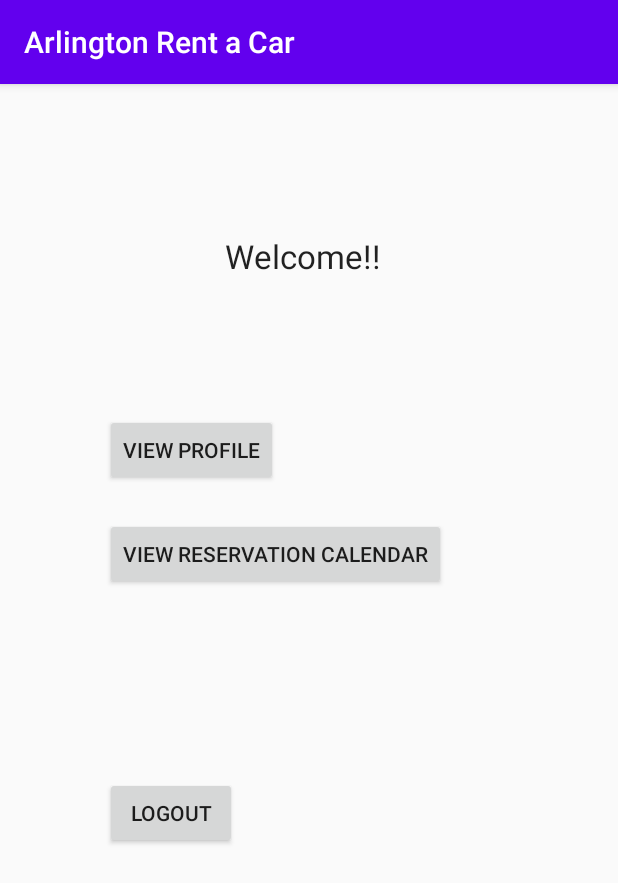
After one commit to sayali2812/Arlington-Rent-a-Car, an Android app: the ManagerHomeScreen screen opened directly, with no data from a screen before it, on a phone screen of 412 x 824 dp. The commit adds this screen. Shown: the top 883 px of the screen. Run offline under Robolectric (Android 15) with nearby library versions, the phone set to English and light mode, and no system bars.

Commit message:
Added manager home screen and DB

```diff
--- a/app/src/main/AndroidManifest.xml
+++ b/app/src/main/AndroidManifest.xml
@@ -9,10 +9,11 @@
         android:roundIcon="@mipmap/ic_launcher_round"
         android:supportsRtl="true"
         android:theme="@style/AppTheme">
+        <activity android:name=".ManagerHomeScreen"></activity>
         <activity
             android:name=".testactivity"
             android:label="@string/title_activity_testactivity"
-            android:theme="@style/AppTheme.NoActionBar"></activity>
+            android:theme="@style/AppTheme.NoActionBar" />
         <activity
             android:name=".MainActivity"
             android:label="@string/app_name"
--- /dev/null
+++ b/app/src/main/java/com/example/arlingtonrentacar/ManagerHomeScreen.java
@@ -0,0 +1,14 @@
+package com.example.arlingtonrentacar;
+
+import androidx.appcompat.app.AppCompatActivity;
+
+import android.os.Bundle;
+
+public class ManagerHomeScreen extends AppCompatActivity {
+
+    @Override
+    protected void onCreate(Bundle savedInstanceState) {
+        super.onCreate(savedInstanceState);
+        setContentView(R.layout.activity_manager_home_screen);
+    }
+}
--- /dev/null
+++ b/app/src/main/res/layout/activity_manager_home_screen.xml
@@ -0,0 +1,83 @@
+<?xml version="1.0" encoding="utf-8"?>
+<androidx.constraintlayout.widget.ConstraintLayout xmlns:android="http://schemas.android.com/apk/res/android"
+    xmlns:app="http://schemas.android.com/apk/res-auto"
+    xmlns:tools="http://schemas.android.com/tools"
+    android:layout_width="match_parent"
+    android:layout_height="match_parent"
+    tools:context=".ManagerHomeScreen">
+
+    <TextView
+        android:id="@+id/welcomeText"
+        android:layout_width="wrap_content"
+        android:layout_height="wrap_content"
+        android:layout_marginStart="150dp"
+        android:layout_marginLeft="150dp"
+        android:layout_marginTop="100dp"
+        android:text="Welcome!!"
+        android:textAppearance="@style/TextAppearance.AppCompat.Large"
+        app:layout_constraintStart_toStartOf="parent"
+        app:layout_constraintTop_toTopOf="parent" />
+
+    <Button
+        android:id="@+id/button"
+        android:layout_width="wrap_content"
+        android:layout_height="wrap_content"
+        android:layout_marginStart="70dp"
+        android:layout_marginLeft="70dp"
+        android:layout_marginBottom="500dp"
+        android:text="View Profile"
+        app:layout_constraintBottom_toBottomOf="parent"
+        app:layout_constraintStart_toStartOf="parent" />
+
+    <Button
+        android:id="@+id/button2"
+        android:layout_width="wrap_content"
+        android:layout_height="wrap_content"
+        android:layout_marginStart="70dp"
+        android:layout_marginLeft="70dp"
+        android:layout_marginTop="40dp"
+        android:layout_marginBottom="450dp"
+        android:text="View Reservation Calendar"
+        app:layout_constraintBottom_toBottomOf="parent"
+        app:layout_constraintStart_toStartOf="parent"
+        app:layout_constraintTop_toBottomOf="@+id/button" />
+
+    <Button
+        android:id="@+id/button3"
+        android:layout_width="wrap_content"
+        android:layout_height="wrap_content"
+        android:layout_marginStart="70dp"
+        android:layout_marginLeft="70dp"
+        android:layout_marginTop="50dp"
+        android:layout_marginBottom="400dp"
+        android:text="Search car"
+        app:layout_constraintBottom_toBottomOf="parent"
+        app:layout_constraintStart_toStartOf="parent"
+        app:layout_constraintTop_toBottomOf="@+id/button2" />
+
+    <Button
+        android:id="@+id/button4"
+        android:layout_width="wrap_content"
+        android:layout_height="wrap_content"
+        android:layout_marginStart="70dp"
+        android:layout_marginLeft="70dp"
+        android:layout_marginTop="70dp"
+        android:layout_marginBottom="350dp"
+        android:text="View Available Cars"
+        app:layout_constraintBottom_toBottomOf="parent"
+        app:layout_constraintStart_toStartOf="parent"
+        app:layout_constraintTop_toBottomOf="@+id/button3" />
+
+    <Button
+        android:id="@+id/button5"
+        android:layout_width="wrap_content"
+        android:layout_height="wrap_content"
+        android:layout_marginStart="70dp"
+        android:layout_marginLeft="70dp"
+        android:layout_marginTop="40dp"
+        android:layout_marginBottom="233dp"
+        android:text="Logout"
+        app:layout_constraintBottom_toBottomOf="parent"
+        app:layout_constraintStart_toStartOf="parent"
+        app:layout_constraintTop_toBottomOf="@+id/button4" />
+</androidx.constraintlayout.widget.ConstraintLayout>
--- a/build.gradle
+++ b/build.gradle
@@ -8,7 +8,7 @@ buildscript {
 
     }
     dependencies {
-        classpath 'com.android.tools.build:gradle:3.6.2'
+        classpath 'com.android.tools.build:gradle:4.0.1'
 
 
         // NOTE: Do not place your application dependencies here; they belong
```
Also changed, not shown: app/src/main/java/com/example/arlingtonrentacar/MainActivity.java (+15 -1 lines), app/src/main/java/com/example/arlingtonrentacar/UserDao.java (added, +65 -0 lines), gradle/wrapper/gradle-wrapper.properties.
